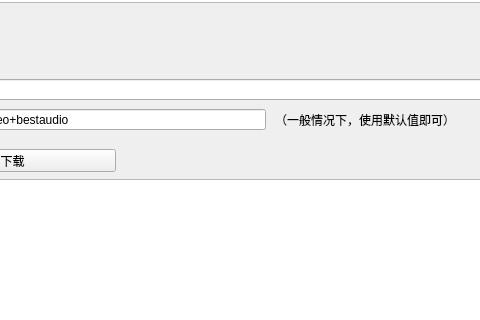
Before: the Qt Designer form src/ui/download_mainwindow.ui in inkmac/Downloader, drawn with Qt 5; both pictures show x 185 to 665 and y 281 to 601 of the 968 by 799 pixel window.
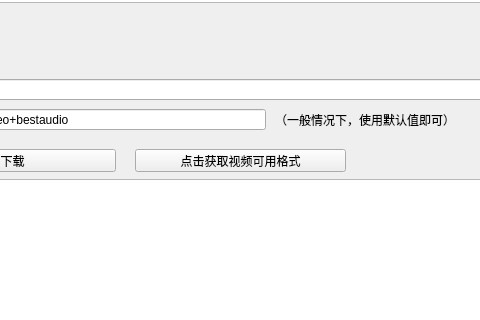
After: the same form once the commit is applied.

Commit message: feat(format): add FetchFormatWorker to fetch video available formats

The edit to the form file:
```diff
--- a/src/ui/download_mainwindow.ui
+++ b/src/ui/download_mainwindow.ui
@@ -222,6 +222,19 @@
      <string>清空当前输出</string>
     </property>
    </widget>
+   <widget class="QPushButton" name="video_format_fetch_button">
+    <property name="geometry">
+     <rect>
+      <x>320</x>
+      <y>430</y>
+      <width>211</width>
+      <height>23</height>
+     </rect>
+    </property>
+    <property name="text">
+     <string>点击获取视频可用格式</string>
+    </property>
+   </widget>
   </widget>
   <widget class="QStatusBar" name="statusbar"/>
  </widget>
```
The commit also changes 5 other files.
